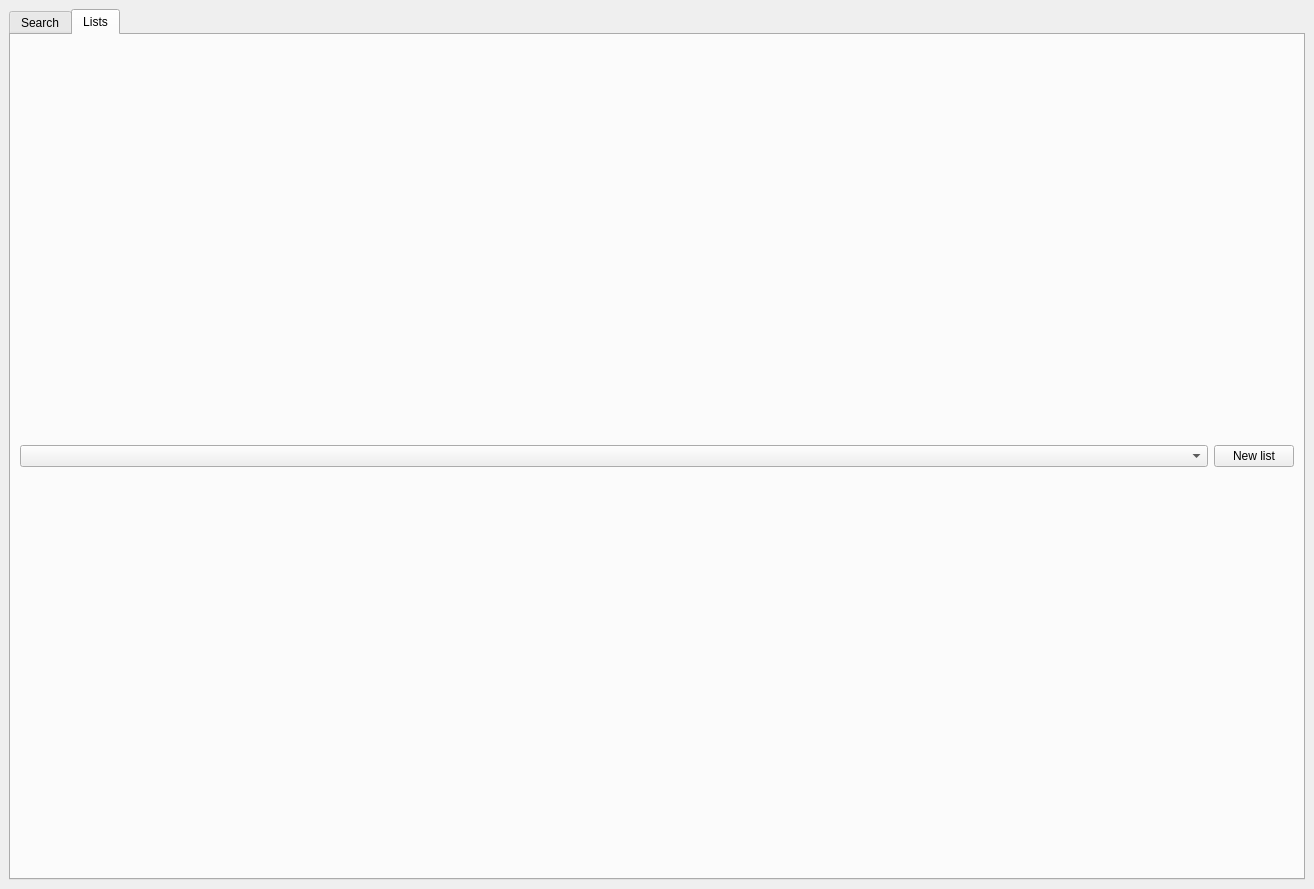
Qt form source/AnimeHub.ui (VynDev/Anime-Hub) before a commit.
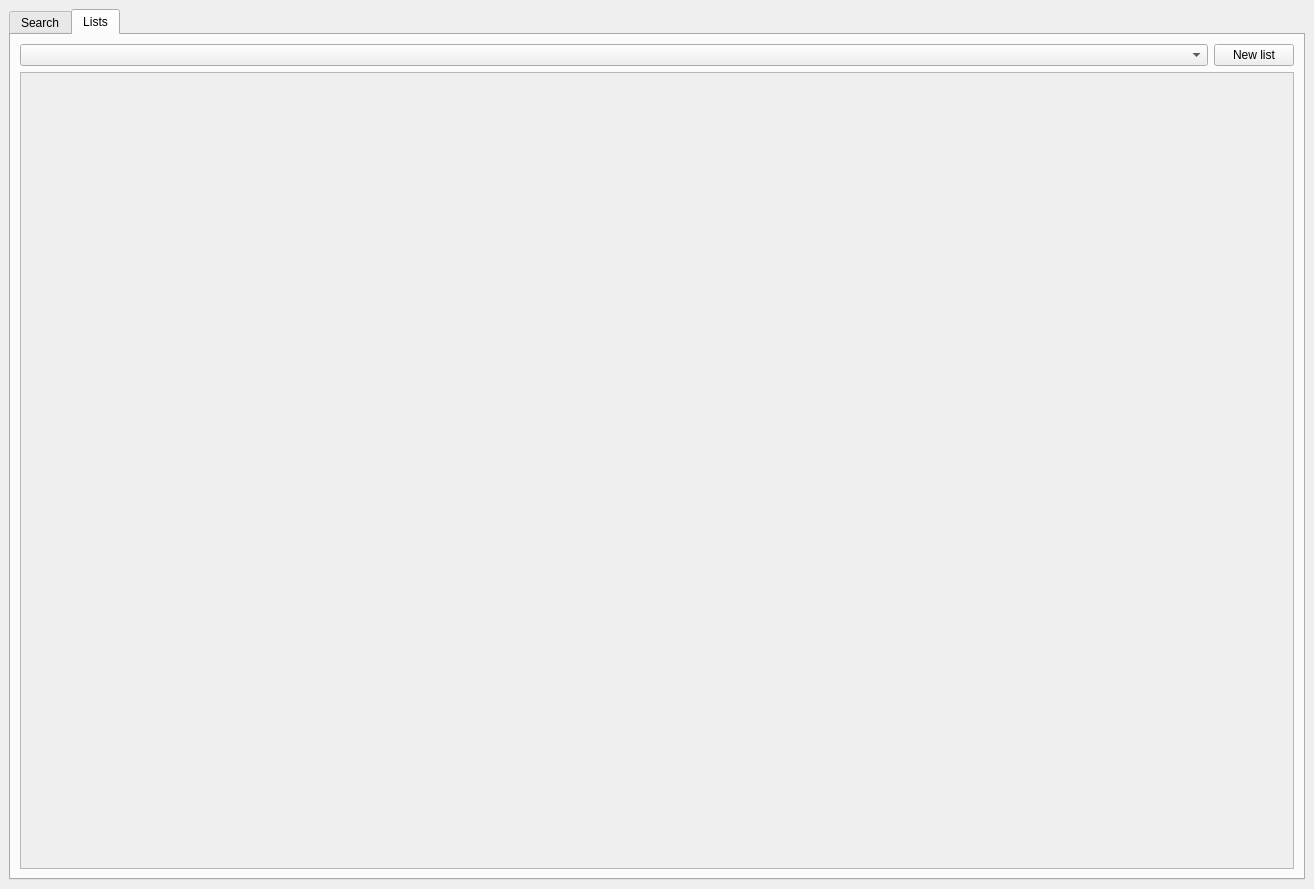
The same form after that commit. The open tabs and pages were chosen to show the change.

Commit message: Added more field to the anime preview info + correctly save & load lists

What changed in the file:
```diff
--- a/source/AnimeHub.ui
+++ b/source/AnimeHub.ui
@@ -86,8 +86,6 @@
        </attribute>
        <layout class="QVBoxLayout" name="verticalLayout_2">
         <item>
-         <layout class="QVBoxLayout" name="animeListLayout" stretch="0">
-          <item>
            <layout class="QHBoxLayout" name="horizontalLayout_4" stretch="1,0">
             <item>
              <widget class="QComboBox" name="listsComboBox"/>
@@ -101,7 +99,27 @@
             </item>
            </layout>
           </item>
-         </layout>
+        <item>
+         <widget class="QScrollArea" name="scrollArea_2">
+          <property name="widgetResizable">
+           <bool>true</bool>
+          </property>
+          <widget class="QWidget" name="scrollAreaWidgetContents_2">
+           <property name="geometry">
+            <rect>
+             <x>0</x>
+             <y>0</y>
+             <width>1272</width>
+             <height>785</height>
+            </rect>
+           </property>
+           <layout class="QVBoxLayout" name="verticalLayout_3">
+            <item>
+             <layout class="QVBoxLayout" name="animeListLayout"/>
+            </item>
+           </layout>
+          </widget>
+         </widget>
         </item>
        </layout>
       </widget>
```
Lines whose indentation alone changed are shown as unchanged. The commit also changes 6 other files.
